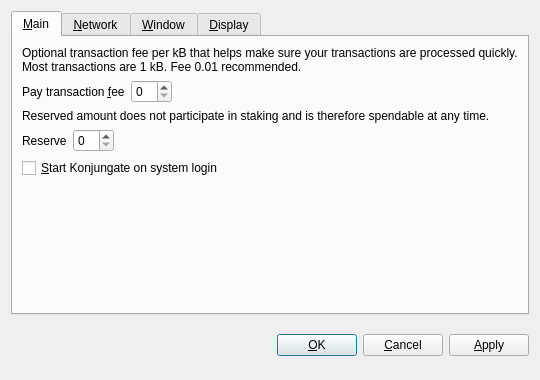
First picture: the form in src/qt/forms/optionsdialog.ui, repository Konjungate/Konjungate-Core, before the edit.
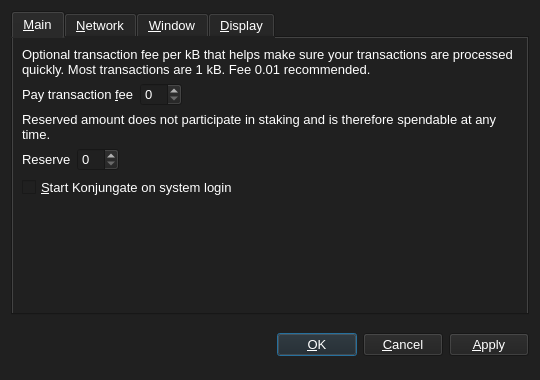
Second picture: the form after the edit. The open tabs and pages were chosen to show the change. Custom widgets are drawn as their Qt base class.

The edit to the form file:
```diff
--- a/src/qt/forms/optionsdialog.ui
+++ b/src/qt/forms/optionsdialog.ui
@@ -14,7 +14,8 @@
    <string>Options</string>
   </property>
   <property name="styleSheet">
-   <string notr="true"/>
+   <string notr="true">background-color: rgb(32, 32, 32);
+color: rgb(255, 255, 255);</string>
   </property>
   <property name="modal">
    <bool>true</bool>
@@ -22,6 +23,11 @@
   <layout class="QVBoxLayout" name="verticalLayout">
    <item>
     <widget class="QTabWidget" name="tabWidget">
+     <property name="font">
+      <font>
+       <pointsize>10</pointsize>
+      </font>
+     </property>
      <property name="tabPosition">
       <enum>QTabWidget::North</enum>
      </property>
@@ -35,6 +41,11 @@
       <layout class="QGridLayout" name="gridLayout">
        <item row="0" column="0" colspan="2">
         <widget class="QLabel" name="transactionFeeInfoLabel">
+         <property name="font">
+          <font>
+           <pointsize>10</pointsize>
+          </font>
+         </property>
          <property name="text">
           <string>Optional transaction fee per kB that helps make sure your transactions are processed quickly. Most transactions are 1 kB. Fee 0.01 recommended.</string>
          </property>
@@ -50,6 +61,11 @@
         <layout class="QHBoxLayout" name="horizontalLayoutFee">
          <item>
           <widget class="QLabel" name="transactionFeeLabel">
+           <property name="font">
+            <font>
+             <pointsize>10</pointsize>
+            </font>
+           </property>
            <property name="text">
             <string>Pay transaction &amp;fee</string>
            </property>
@@ -62,7 +78,13 @@
           </widget>
          </item>
          <item>
-          <widget class="KonjungateAmountField" name="transactionFee"/>
+          <widget class="KonjungateAmountField" name="transactionFee">
+           <property name="font">
+            <font>
+             <pointsize>10</pointsize>
+            </font>
+           </property>
+          </widget>
          </item>
          <item>
           <spacer name="horizontalSpacerFee">
@@ -81,6 +103,11 @@
        </item>
        <item row="2" column="0" colspan="2">
         <widget class="QLabel" name="reserveBalanceInfoLabel">
+         <property name="font">
+          <font>
+           <pointsize>10</pointsize>
+          </font>
+         </property>
          <property name="text">
           <string>Reserved amount does not participate in staking and is therefore spendable at any time.</string>
          </property>
@@ -96,6 +123,11 @@
         <layout class="QHBoxLayout" name="horizontalLayoutReserveBalance">
          <item>
           <widget class="QLabel" name="reserveBalanceLabel">
+           <property name="font">
+            <font>
+             <pointsize>10</pointsize>
+            </font>
+           </property>
            <property name="text">
             <string>Reserve</string>
            </property>
@@ -108,7 +140,13 @@
           </widget>
          </item>
          <item>
-          <widget class="KonjungateAmountField" name="reserveBalance"/>
+          <widget class="KonjungateAmountField" name="reserveBalance">
+           <property name="font">
+            <font>
+             <pointsize>10</pointsize>
+            </font>
+           </property>
+          </widget>
          </item>
          <item>
           <spacer name="horizontalSpacerReserveBalance">
@@ -127,6 +165,11 @@
        </item>
        <item row="4" column="0">
         <widget class="QCheckBox" name="bitcoinAtStartup">
+         <property name="font">
+          <font>
+           <pointsize>10</pointsize>
+          </font>
+         </property>
          <property name="toolTip">
           <string>Automatically start Konjungate after logging in to the system.</string>
          </property>
@@ -356,6 +399,11 @@
      </item>
      <item>
       <widget class="QPushButton" name="okButton">
+       <property name="font">
+        <font>
+         <pointsize>10</pointsize>
+        </font>
+       </property>
        <property name="text">
         <string>&amp;OK</string>
        </property>
@@ -363,6 +411,11 @@
      </item>
      <item>
       <widget class="QPushButton" name="cancelButton">
+       <property name="font">
+        <font>
+         <pointsize>10</pointsize>
+        </font>
+       </property>
        <property name="text">
         <string>&amp;Cancel</string>
        </property>
@@ -373,6 +426,11 @@
      </item>
      <item>
       <widget class="QPushButton" name="applyButton">
+       <property name="font">
+        <font>
+         <pointsize>10</pointsize>
+        </font>
+       </property>
        <property name="text">
         <string>&amp;Apply</string>
        </property>
```
Left out of the diff: 47 changed lines with no effect on the pictures.
